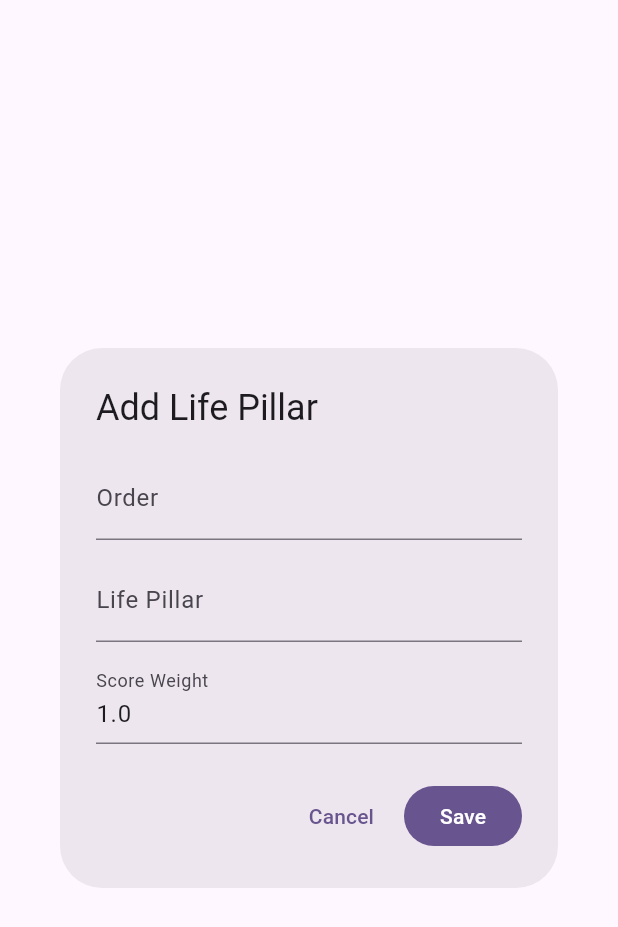
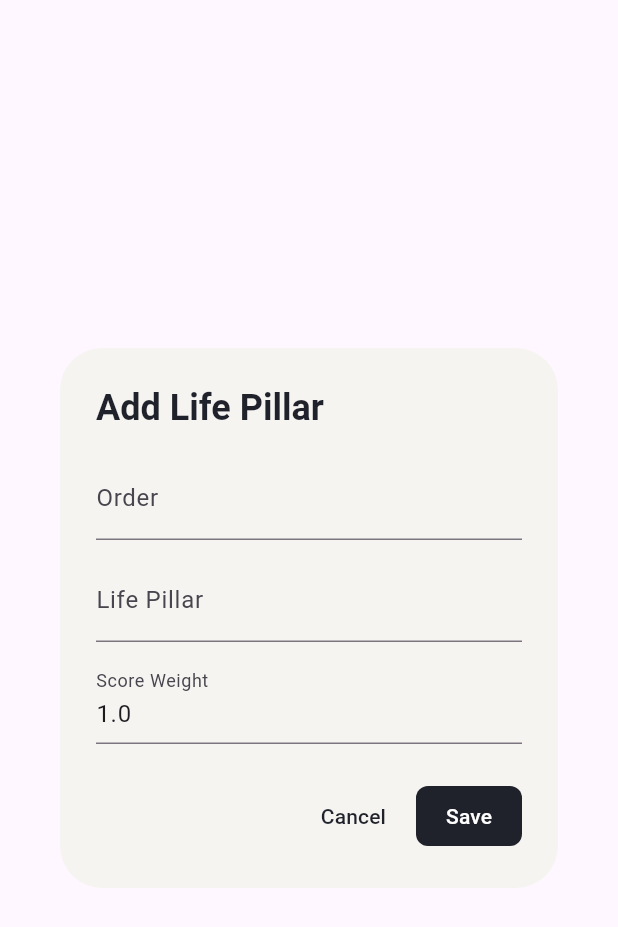
Before and after one commit to skatemonkey/TimeTrade, a Flutter app: the AddPillarDialog widget shown alone on an empty page, opened directly, on a phone screen of 412 x 824 dp. Shown: the top 927 px of the screen. Run offline on Flutter 3.47's test engine with Material 3 defaults, Android fonts, the phone set to English and light mode, and no system bars; our stand-ins replace data_table_2, flutter_animate, sqflite_common_ffi; missing offline and left inert: flutter_advanced_table; accounts and stored records are empty.

Commit message:
UI color change on a modal

```diff
--- a/lib/widgets/AddPillarDialog.dart
+++ b/lib/widgets/AddPillarDialog.dart
@@ -1,5 +1,6 @@
 import 'package:flutter/material.dart';
 
+import '../app_colors.dart';
 import '../data/models/life_pillar.dart';
 
 class AddPillarDialog extends StatefulWidget {
@@ -44,7 +45,14 @@ class _AddPillarDialogState extends State<AddPillarDialog> {
     final buttonLabel = widget.isEdit ? 'Update' : 'Save';
 
     return AlertDialog(
-      title: Text(title),
+      title: Text(
+        title,
+        style: const TextStyle(
+          fontWeight: FontWeight.bold,
+          color: AppColors.softBlack,
+        ),
+      ),
+      backgroundColor: AppColors.pill, // dialog background
       content: SizedBox(
         width: 420,
         child: Form(
@@ -90,9 +98,14 @@ class _AddPillarDialogState extends State<AddPillarDialog> {
       actions: [
         TextButton(
           onPressed: () => Navigator.pop(context),
-          child: const Text('Cancel'),
+          child: const Text('Cancel', style: const TextStyle(color: AppColors.softBlack),),
         ),
         FilledButton(
+          style: FilledButton.styleFrom(
+            backgroundColor: AppColors.softBlack,
+            shape: RoundedRectangleBorder(borderRadius: BorderRadius.circular(8)),
+            padding: const EdgeInsets.symmetric(horizontal: 20, vertical: 10),
+          ),
           onPressed: () {
             if (_formKey.currentState!.validate()) {
               final now = DateTime.now().millisecondsSinceEpoch;
@@ -110,7 +123,10 @@ class _AddPillarDialogState extends State<AddPillarDialog> {
               Navigator.pop(context, item);
             }
           },
-          child: Text(buttonLabel),
+          child: Text(
+            buttonLabel,
+            style: const TextStyle(color: AppColors.white),
+          ),
         ),
       ],
     );
```
